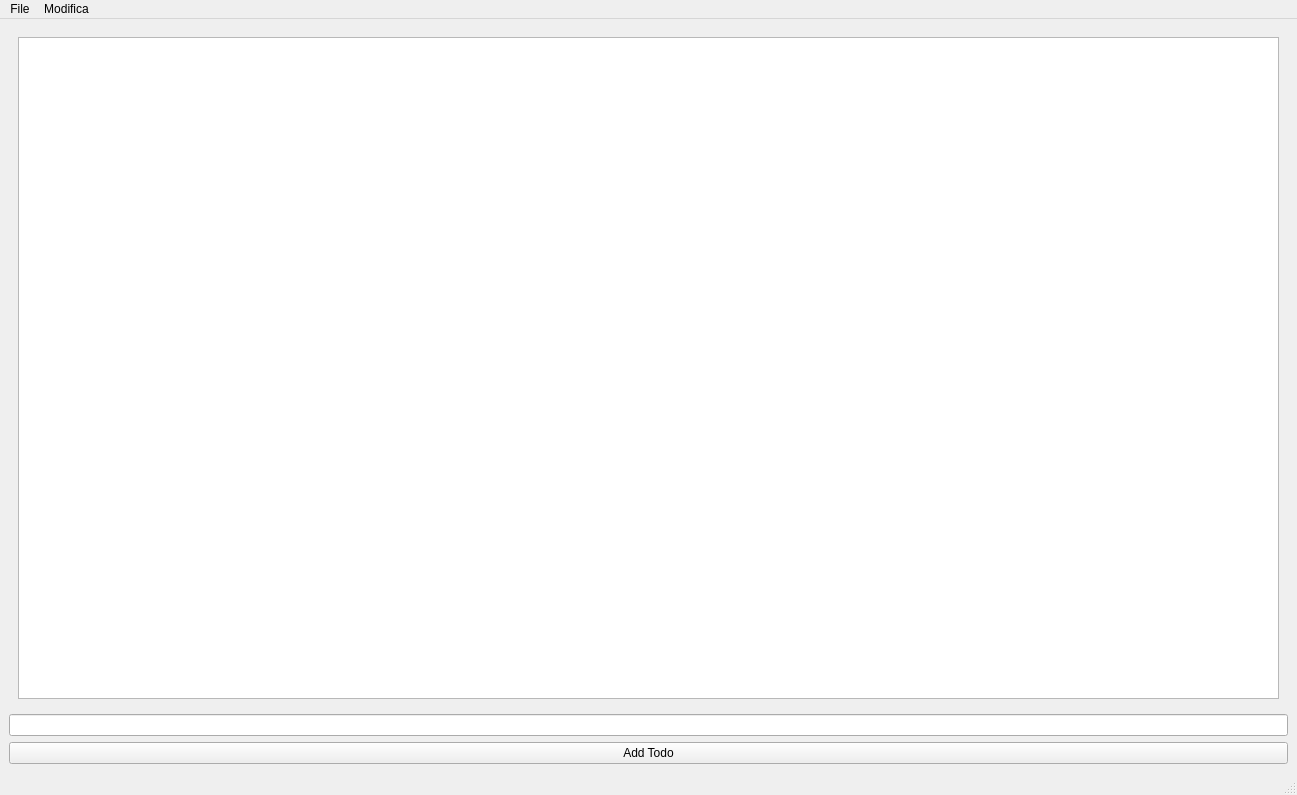
This is mainWindow.ui in stefanocasson81/PyQt as Qt 5 draws it before an edit. The edited form follows.
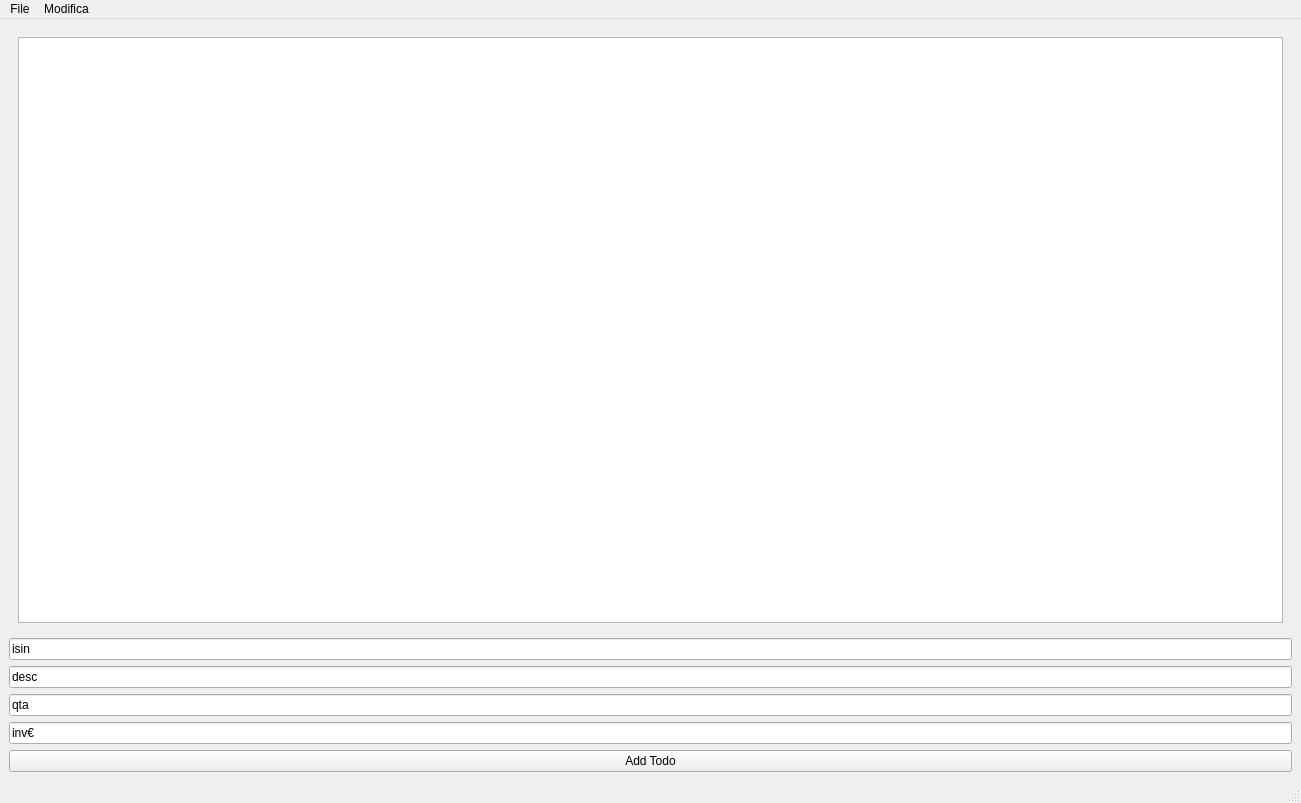
This is the edited form. Icons and pictures are not drawn.

Commit message: -aggiunto bottone e text per aggiungere in nuovo foundo

Patch:
```diff
--- a/mainWindow.ui
+++ b/mainWindow.ui
@@ -6,8 +6,8 @@
    <rect>
     <x>0</x>
     <y>0</y>
-    <width>1297</width>
-    <height>795</height>
+    <width>1301</width>
+    <height>803</height>
    </rect>
   </property>
   <property name="windowTitle">
@@ -25,7 +25,32 @@
      </widget>
     </item>
     <item>
-     <widget class="QLineEdit" name="lineEdit"/>
+     <widget class="QLineEdit" name="lineEdit_isin">
+      <property name="text">
+       <string>isin</string>
+      </property>
+     </widget>
+    </item>
+    <item>
+     <widget class="QLineEdit" name="lineEdit_desc">
+      <property name="text">
+       <string>desc</string>
+      </property>
+     </widget>
+    </item>
+    <item>
+     <widget class="QLineEdit" name="lineEdit_qta">
+      <property name="text">
+       <string>qta</string>
+      </property>
+     </widget>
+    </item>
+    <item>
+     <widget class="QLineEdit" name="lineEdit_inv">
+      <property name="text">
+       <string>inv€</string>
+      </property>
+     </widget>
     </item>
     <item>
      <widget class="QPushButton" name="addButton">
@@ -41,7 +66,7 @@
     <rect>
      <x>0</x>
      <y>0</y>
-     <width>1297</width>
+     <width>1301</width>
      <height>33</height>
     </rect>
    </property>
```
The commit also changes 2 other files.
